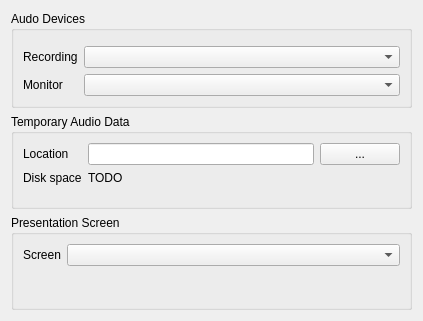
Before: the Qt Designer form main/configpane.ui in genosse-einhorn/FishyRecorder, drawn with Qt 5.
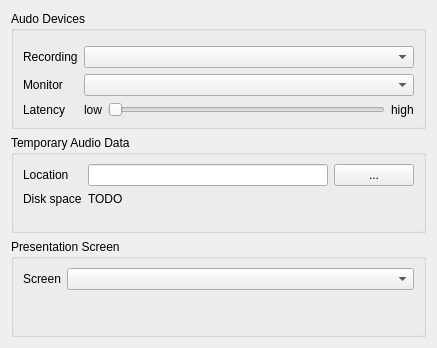
After: the same form once the commit is applied. Custom widgets are drawn as their Qt base class.

Commit message:
Implement latency slider
The slider allows the user to select a reasonable latency
value between the default low and high latencties. The user can
now trade processor time for more accurate monitoring and tracks.

Patch:
```diff
--- a/main/configpane.ui
+++ b/main/configpane.ui
@@ -6,8 +6,8 @@
    <rect>
     <x>0</x>
     <y>0</y>
-    <width>423</width>
-    <height>321</height>
+    <width>437</width>
+    <height>348</height>
    </rect>
   </property>
   <property name="windowTitle">
@@ -61,6 +61,41 @@
          <item row="3" column="1">
           <widget class="QComboBox" name="monitorDevCombo"/>
          </item>
+         <item row="4" column="0">
+          <widget class="QLabel" name="label_6">
+           <property name="text">
+            <string>Latency</string>
+           </property>
+          </widget>
+         </item>
+         <item row="4" column="1">
+          <layout class="QHBoxLayout" name="horizontalLayout_2">
+           <item>
+            <widget class="QLabel" name="label_7">
+             <property name="text">
+              <string>low</string>
+             </property>
+            </widget>
+           </item>
+           <item>
+            <widget class="QSlider" name="latencySlider">
+             <property name="tracking">
+              <bool>false</bool>
+             </property>
+             <property name="orientation">
+              <enum>Qt::Horizontal</enum>
+             </property>
+            </widget>
+           </item>
+           <item>
+            <widget class="QLabel" name="label_8">
+             <property name="text">
+              <string>high</string>
+             </property>
+            </widget>
+           </item>
+          </layout>
+         </item>
         </layout>
        </widget>
       </item>
```
The commit also changes 12 other files.
